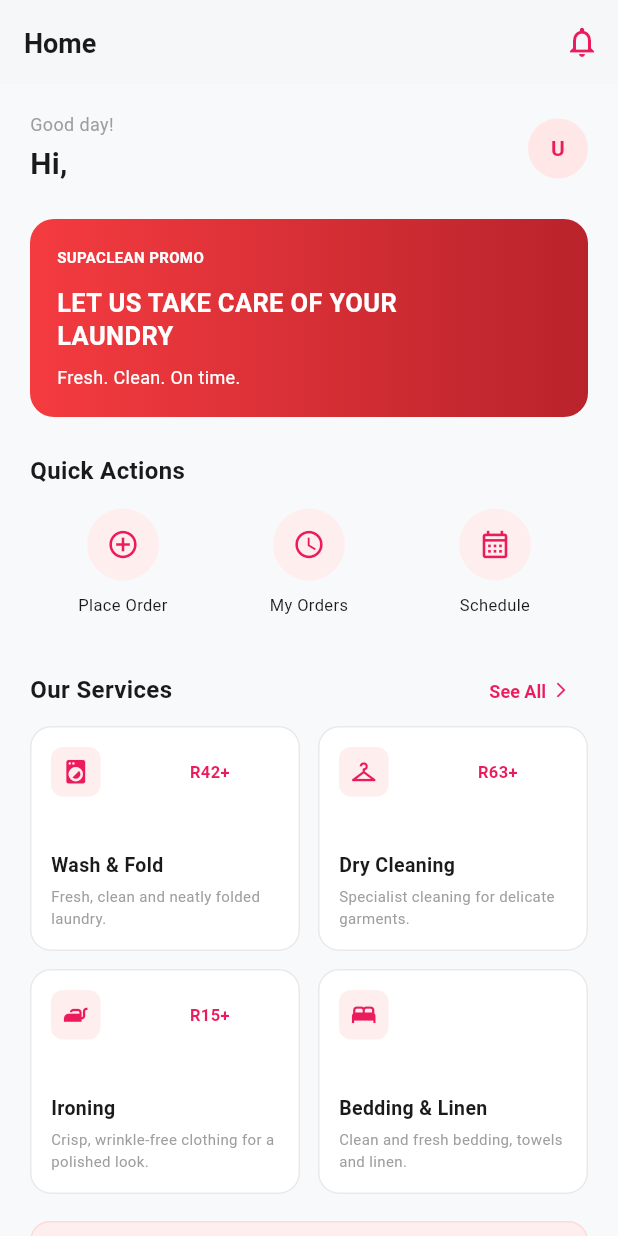
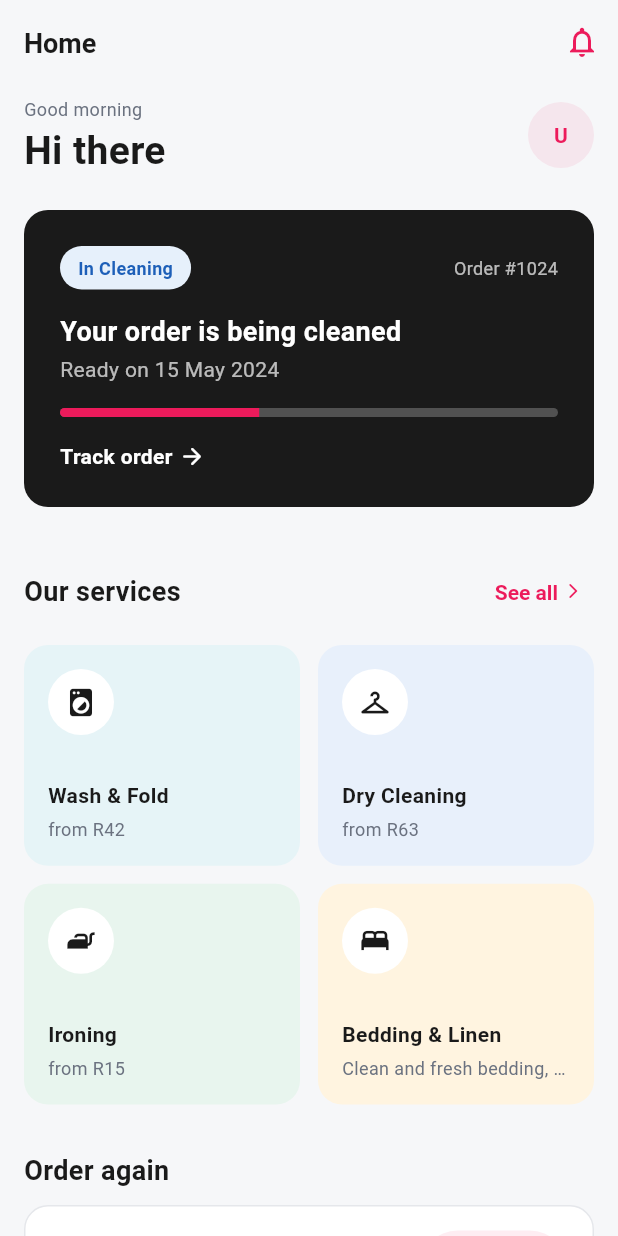
Before and after one commit to Rethabile053/SupaClean, a Flutter app: the HomeScreen screen opened directly, on a phone screen of 412 x 824 dp. Run offline on Flutter 3.47's test engine with Material 3 defaults, Android fonts, the phone set to English and light mode, and no system bars; our stand-ins replace supabase_flutter; accounts and stored records are empty.

Commit message:
Revamp Home screen
- Greeting by time of day, then a live status card for the active order
  (or a single first pickup call to action for new users).
- Our services as colour-coded category cards, each opening its service.
- Order again card for the last completed order, and a smaller flat
  promo banner at the bottom.
- Remove the quick actions row; Orders and Schedule are in the bottom bar.
- Update tests for the new Home.

```diff
--- a/flutter/supaclean_app/lib/models/laundry_order.dart
+++ b/flutter/supaclean_app/lib/models/laundry_order.dart
@@ -20,6 +20,24 @@ class LaundryOrder {
   bool get isActive =>
       status != 'Completed' && status != 'Delivered' && status != 'Cancelled';
 
+  /// One-line summary for the live status card on Home.
+  String get headline {
+    switch (status) {
+      case 'Order Placed':
+        return 'Your order is confirmed';
+      case 'Picked Up':
+        return 'Your order has been picked up';
+      case 'In Cleaning':
+        return 'Your order is being cleaned';
+      case 'Ready for Collection':
+        return 'Your order is ready';
+      case 'Out for Delivery':
+        return 'Your order is on its way';
+      default:
+        return 'Order #$orderId is ${status.toLowerCase()}';
+    }
+  }
+
   factory LaundryOrder.fromJson(Map<String, dynamic> json) => LaundryOrder(
         orderId: json['orderId'] ?? '',
         service: json['service'] ?? '',
--- a/flutter/supaclean_app/lib/views/home_screen.dart
+++ b/flutter/supaclean_app/lib/views/home_screen.dart
@@ -1,34 +1,62 @@
-
 import 'package:flutter/material.dart';
 import 'package:provider/provider.dart';
 
+import '../core/app_theme.dart';
 import '../core/constants.dart';
+import '../models/laundry_order.dart';
+import '../models/sample_orders.dart';
 import '../viewmodels/auth_viewmodel.dart';
 import '../viewmodels/service_viewmodel.dart';
+import '../widgets/app_card.dart';
 import '../widgets/app_header.dart';
+import '../widgets/pressable.dart';
+import '../widgets/primary_button.dart';
+import '../widgets/section_header.dart';
+import '../widgets/service_category_card.dart';
+import '../widgets/status_badge.dart';
 import 'detailed_services_screen.dart';
 import 'main_shell.dart';
+import 'place_order_screen.dart';
 import 'services_screen.dart';
+import 'track_order_screen.dart';
 
 class HomeScreen extends StatelessWidget {
   const HomeScreen({super.key});
+
+  String _greeting() {
+    final hour = DateTime.now().hour;
+    if (hour < 12) return 'Good morning';
+    if (hour < 18) return 'Good afternoon';
+    return 'Good evening';
+  }
+
+  void _push(BuildContext context, Widget screen) {
+    Navigator.push(context, MaterialPageRoute(builder: (_) => screen));
+  }
 
   @override
   Widget build(BuildContext context) {
     final user = context.watch<AuthViewModel>().currentUser;
     final fullName = user?.fullName.trim() ?? '';
+    final firstName = fullName.split(' ').first;
 
-
-    final services = ServiceViewModel().services;
+    final categories = ServiceViewModel().services;
+    final activeOrders = sampleOrders.where((o) => o.isActive).toList()
+      ..sort((a, b) => a.dateCompletion.compareTo(b.dateCompletion));
+    final reorder = sampleOrders
+        .where((o) => !o.isActive && categories.any((c) => c.name == o.service))
+        .firstOrNull;
 
     return Scaffold(
-      backgroundColor: const Color(0xFFF8F9FB),
       appBar: const AppHeader(title: 'Home', showBack: false),
       body: SafeArea(
-        child: SingleChildScrollView(
-          padding: const EdgeInsets.fromLTRB(20, 18, 20, 16),
-          child: Column(
-            crossAxisAlignment: CrossAxisAlignment.start,
+        child: ListView(
+          padding: const EdgeInsets.fromLTRB(
+            AppSpace.s16,
+            AppSpace.s8,
+            AppSpace.s16,
+            AppSpace.s24,
+          ),
           children: [
             // Greeting and profile shortcut
             Row(
@@ -37,38 +65,32 @@ class HomeScreen extends StatelessWidget {
                   child: Column(
                     crossAxisAlignment: CrossAxisAlignment.start,
                     children: [
-                        const Text(
-                          'Good day!',
-                          style: TextStyle(
-                            fontSize: 12,
-                            color: Colors.grey,
-                          ),
-                        ),
-                        const SizedBox(height: 4),
+                      Text(_greeting(), style: AppText.caption),
+                      const SizedBox(height: AppSpace.s4),
                       Text(
-                          'Hi, $fullName ',
-                          style: const TextStyle(
-                            fontSize: 20,
-                            fontWeight: FontWeight.bold,
-                            color: AppColors.textDark,
-                          ),
+                        firstName.isEmpty ? 'Hi there' : 'Hi, $firstName',
+                        style: AppText.display,
                       ),
                     ],
                   ),
                 ),
-                  InkWell(
-                    borderRadius: BorderRadius.circular(30),
-                    onTap: () => MainShell.switchTab(context, MainShell.profileTab),
-                    child: CircleAvatar(
-                      radius: 20,
-                      backgroundColor: const Color(0xFFFFE7E7),
+                Pressable(
+                  onTap: () => MainShell.switchTab(
+                    context,
+                    MainShell.profileTab,
+                  ),
+                  child: Container(
+                    width: 44,
+                    height: 44,
+                    alignment: Alignment.center,
+                    decoration: const BoxDecoration(
+                      color: AppColors.primaryTint,
+                      shape: BoxShape.circle,
+                    ),
                     child: Text(
-                        fullName.isEmpty
-                            ? 'U'
-                            : fullName[0].toUpperCase(),
-                        style: const TextStyle(
+                      firstName.isEmpty ? 'U' : firstName[0].toUpperCase(),
+                      style: AppText.bodyStrong.copyWith(
                         color: AppColors.primary,
-                          fontWeight: FontWeight.bold,
                       ),
                     ),
                   ),
@@ -76,350 +98,259 @@ class HomeScreen extends StatelessWidget {
               ],
             ),
 
-              const SizedBox(height: 22),
+            const SizedBox(height: AppSpace.s24),
 
-              // Promotional banner
-              Container(
-                width: double.infinity,
-                padding: const EdgeInsets.all(18),
-                decoration: BoxDecoration(
-                  gradient: const LinearGradient(
-                    colors: [
-                      Color(0xFFF43B40),
-                      Color(0xFFB9232B),
-                    ],
-                  ),
-                  borderRadius: BorderRadius.circular(16),
-                ),
-                child: const Column(
-                  crossAxisAlignment: CrossAxisAlignment.start,
-                  children: [
-                    Text(
-                      'SUPACLEAN PROMO',
-                      style: TextStyle(
-                        color: Colors.white,
-                        fontSize: 10,
-                        fontWeight: FontWeight.w600,
-                      ),
-                    ),
-                    SizedBox(height: 12),
-                    Text(
-                      'LET US TAKE CARE OF YOUR\nLAUNDRY',
-                      style: TextStyle(
-                        color: Colors.white,
-                        fontSize: 17,
-                        fontWeight: FontWeight.bold,
-                        height: 1.3,
-                      ),
-                    ),
-                    SizedBox(height: 8),
-                    Text(
-                      'Fresh. Clean. On time.',
-                      style: TextStyle(
-                        color: Colors.white,
-                        fontSize: 12,
-                      ),
-                    ),
-                  ],
-                ),
+            // The most useful thing first: where is my order?
+            if (activeOrders.isNotEmpty)
+              _LiveOrderCard(
+                order: activeOrders.first,
+                onTap: () =>
+                    _push(context, TrackOrderScreen(order: activeOrders.first)),
+              )
+            else if (sampleOrders.isEmpty)
+              _FirstPickupCard(
+                onTap: () => _push(context, const ServicesScreen()),
               ),
 
-              const SizedBox(height: 24),
+            const SizedBox(height: AppSpace.s32),
 
-              // Quick actions
-              const Text(
-                'Quick Actions',
-                style: TextStyle(
-                  fontSize: 16,
-                  fontWeight: FontWeight.bold,
-                  color: AppColors.textDark,
+            SectionHeader(
+              title: 'Our services',
+              actionLabel: 'See all',
+              onAction: () => _push(context, const ServicesScreen()),
             ),
-              ),
-              const SizedBox(height: 14),
-
-              Row(
+            const SizedBox(height: AppSpace.s12),
+            GridView.count(
+              crossAxisCount: 2,
+              mainAxisSpacing: AppSpace.s12,
+              crossAxisSpacing: AppSpace.s12,
+              childAspectRatio: 1.25,
+              shrinkWrap: true,
+              physics: const NeverScrollableScrollPhysics(),
               children: [
-                  Expanded(
-                    child: _QuickAction(
-                      icon: Icons.add_circle_outline,
-                      label: 'Place Order',
-                      onTap: () {
-                        Navigator.push(
+                for (var i = 0; i < categories.length && i < 4; i++)
+                  ServiceCategoryCard(
+                    category: categories[i],
+                    tint: AppColors
+                        .categoryTints[i % AppColors.categoryTints.length],
+                    onTap: () => _push(
                       context,
-                          MaterialPageRoute(
-                            builder: (_) => const ServicesScreen(),
-                          ),
-                        );
-                      },
-                    ),
-                  ),
-                  Expanded(
-                    child: _QuickAction(
-                      icon: Icons.access_time,
-                      label: 'My Orders',
-                      onTap: () => MainShell.switchTab(context, MainShell.ordersTab),
-                    ),
-                  ),
-                  Expanded(
-                    child: _QuickAction(
-                      icon: Icons.calendar_month_outlined,
-                      label: 'Schedule',
-                      onTap: () => MainShell.switchTab(context, MainShell.scheduleTab),
+                      DetailedServicesScreen(category: categories[i].name),
                     ),
                   ),
               ],
             ),
 
-              const SizedBox(height: 25),
-
-              // Services heading
-              Row(
-                mainAxisAlignment: MainAxisAlignment.spaceBetween,
-                children: [
-                  const Text(
-                    'Our Services',
-                    style: TextStyle(
-                      fontSize: 16,
-                      fontWeight: FontWeight.bold,
-                      color: AppColors.textDark,
+            if (reorder != null) ...[
+              const SizedBox(height: AppSpace.s32),
+              const SectionHeader(title: 'Order again'),
+              const SizedBox(height: AppSpace.s12),
+              _ReorderCard(
+                order: reorder,
+                icon: categories
+                    .firstWhere((c) => c.name == reorder.service)
+                    .icon,
+                onTap: () => _push(
+                  context,
+                  PlaceOrderScreen(category: reorder.service),
                 ),
               ),
+            ],
 
-TextButton(
-  onPressed: () {
-    Navigator.push(
-      context,
-      MaterialPageRoute(
-        builder: (_) => const ServicesScreen(),
-      ),
-    );
-  },
-  child: const Row(
-    mainAxisSize: MainAxisSize.min,
-    children: [
-      Text(
-        'See All',
-        style: TextStyle(
-          color: AppColors.primary,
-          fontSize: 12,
-        ),
-      ),
-      SizedBox(width: 4),
-      Icon(
-        Icons.arrow_forward_ios,
-        color: AppColors.primary,
-        size: 12,
-      ),
+            const SizedBox(height: AppSpace.s32),
+
+            const _PromoBanner(),
           ],
         ),
       ),
+    );
+  }
+}
 
-                ],
-              ),
+/// Live status of the order in progress. Dark so it is the first thing
+/// the eye lands on; the red progress bar is the screen's one key indicator.
+class _LiveOrderCard extends StatelessWidget {
+  final LaundryOrder order;
+  final VoidCallback onTap;
 
-              // Service cards
-              GridView.builder(
-                shrinkWrap: true,
-                physics: const NeverScrollableScrollPhysics(),
-                itemCount: services.length > 4 ? 4 : services.length,
-                gridDelegate:
-                    const SliverGridDelegateWithFixedCrossAxisCount(
-                  crossAxisCount: 2,
-                  crossAxisSpacing: 12,
-                  mainAxisSpacing: 12,
-                  childAspectRatio: 1.2,
-                ),
-                itemBuilder: (context, index) {
-                  final service = services[index];
+  const _LiveOrderCard({required this.order, required this.onTap});
 
-                  return InkWell(
-                    borderRadius: BorderRadius.circular(14),
-                    onTap: () {
-                      Navigator.push(
-                        context,
-                        MaterialPageRoute(
-                          builder: (_) => DetailedServicesScreen(
-                            category: service.name,
-                          ),
-                        ),
-                      );
-                    },
+  @override
+  Widget build(BuildContext context) {
+    return Pressable(
+      onTap: onTap,
       child: Container(
-                      padding: const EdgeInsets.all(13),
+        padding: const EdgeInsets.all(AppSpace.s24),
         decoration: BoxDecoration(
-                        color: Colors.white,
-                        borderRadius: BorderRadius.circular(14),
-                        border: Border.all(
-                          color: const Color(0xFFE9E9E9),
-                        ),
+          color: AppColors.textDark,
+          borderRadius: BorderRadius.circular(AppRadius.card),
         ),
         child: Column(
           crossAxisAlignment: CrossAxisAlignment.start,
           children: [
             Row(
               children: [
-                              Container(
-                                padding: const EdgeInsets.all(7),
-                                decoration: BoxDecoration(
-                                  color: const Color(0xFFFFEEEE),
-                                  borderRadius: BorderRadius.circular(8),
-                                ),
-                                child: Icon(
-                                  service.icon,
-                                  color: AppColors.primary,
-                                  size: 19,
-                                ),
-                              ),
+                StatusBadge.order(order.status),
                 const Spacer(),
-                              if (service.startingPrice != null)
-                                Flexible(
-                                  child: Text(
-                                    'R${service.startingPrice!.toStringAsFixed(0)}+',
-                                    overflow: TextOverflow.ellipsis,
-                                    style: const TextStyle(
-                                      color: AppColors.primary,
-                                      fontSize: 11,
-                                      fontWeight: FontWeight.w600,
-                                    ),
+                Text(
+                  'Order #${order.orderId}',
+                  style: AppText.figures(
+                    AppText.caption.copyWith(color: Colors.white70),
                   ),
                 ),
               ],
             ),
-                          const Spacer(),
+            const SizedBox(height: AppSpace.s16),
             Text(
-                            service.name,
-                            maxLines: 1,
-                            overflow: TextOverflow.ellipsis,
-                            style: const TextStyle(
-                              fontSize: 13,
-                              fontWeight: FontWeight.bold,
-                              color: AppColors.textDark,
+              order.headline,
+              style: AppText.title.copyWith(color: Colors.white),
+            ),
+            const SizedBox(height: AppSpace.s4),
+            Text(
+              order.date,
+              style: AppText.figures(
+                AppText.body.copyWith(color: Colors.white70),
               ),
             ),
-                          const SizedBox(height: 4),
+            const SizedBox(height: AppSpace.s16),
+            ClipRRect(
+              borderRadius: BorderRadius.circular(AppRadius.pill),
+              child: LinearProgressIndicator(
+                value: (order.currentStep / 5).clamp(0.0, 1.0),
+                minHeight: 6,
+                backgroundColor: Colors.white24,
+                valueColor: const AlwaysStoppedAnimation<Color>(
+                  AppColors.primary,
+                ),
+              ),
+            ),
+            const SizedBox(height: AppSpace.s16),
+            Row(
+              children: [
                 Text(
-                            service.description,
-                            maxLines: 2,
-                            overflow: TextOverflow.ellipsis,
-                            style: const TextStyle(
-                              fontSize: 10,
-                              color: Colors.grey,
+                  'Track order',
+                  style: AppText.bodyStrong.copyWith(color: Colors.white),
                 ),
+                const SizedBox(width: AppSpace.s4),
+                const Icon(
+                  Icons.arrow_forward_rounded,
+                  size: 18,
+                  color: Colors.white,
                 ),
               ],
             ),
-                    ),
-                  );
-                },
-              ),
-
-              const SizedBox(height: 18),
-
-              // Pickup and delivery information
-              InkWell(
-                onTap: () {
-                  Navigator.push(
-                    context,
-                    MaterialPageRoute(
-                      builder: (_) => const ServicesScreen(),
-                    ),
-                  );
-                },
-                borderRadius: BorderRadius.circular(13),
-                child: Container(
-                  padding: const EdgeInsets.all(15),
-                  decoration: BoxDecoration(
-                    color: const Color(0xFFFFEEEE),
-                    borderRadius: BorderRadius.circular(13),
-                    border: Border.all(
-                      color: const Color(0xFFFFD8DA),
-                    ),
-                  ),
-                  child: const Row(
-                    children: [
-                      Icon(
-                        Icons.local_shipping_outlined,
-                        color: AppColors.primary,
-                        size: 25,
-                      ),
-                      SizedBox(width: 12),
-                      Expanded(
-                        child: Column(
-                          crossAxisAlignment: CrossAxisAlignment.start,
-                          children: [
-                            Text(
-                              'PICKUP & DELIVERY',
-                              style: TextStyle(
-                                color: AppColors.primary,
-                                fontWeight: FontWeight.bold,
-                                fontSize: 12,
-                              ),
-                            ),
-                            SizedBox(height: 4),
-                            Text(
-                              'Choose your preferred option when placing an order.',
-                              style: TextStyle(
-                                color: AppColors.textDark,
-                                fontSize: 11,
-                              ),
-                            ),
           ],
-                        ),
-                      ),
-                      Icon(
-                        Icons.chevron_right,
-                        color: AppColors.primary,
-                      ),
-                    ],
-                  ),
-                ),
-              ),
-            ],
-          ),
         ),
       ),
     );
   }
 }
 
-class _QuickAction extends StatelessWidget {
-  final IconData icon;
-  final String label;
+/// Shown instead of the live card when the user has no orders yet.
+class _FirstPickupCard extends StatelessWidget {
   final VoidCallback onTap;
 
-  const _QuickAction({
+  const _FirstPickupCard({required this.onTap});
+
+  @override
+  Widget build(BuildContext context) {
+    return AppCard(
+      padding: const EdgeInsets.all(AppSpace.s24),
+      child: Column(
+        crossAxisAlignment: CrossAxisAlignment.start,
+        children: [
+          const Text('Welcome to SupaClean', style: AppText.title),
+          const SizedBox(height: AppSpace.s8),
+          const Text(
+            'We pick up, clean and deliver to you, right here in '
+            'Bloemfontein.',
+            style: AppText.body,
+          ),
+          const SizedBox(height: AppSpace.s24),
+          PrimaryButton(text: 'Schedule your first pickup', onPressed: onTap),
+        ],
+      ),
+    );
+  }
+}
+
+class _ReorderCard extends StatelessWidget {
+  final LaundryOrder order;
+  final IconData icon;
+  final VoidCallback onTap;
+
+  const _ReorderCard({
+    required this.order,
     required this.icon,
-    required this.label,
     required this.onTap,
   });
 
   @override
   Widget build(BuildContext context) {
-    return InkWell(
+    return AppCard(
       onTap: onTap,
-      borderRadius: BorderRadius.circular(12),
-      child: Column(
+      child: Row(
         children: [
           Container(
-            width: 48,
-            height: 48,
+            width: 44,
+            height: 44,
             decoration: const BoxDecoration(
-              color: Color(0xFFFFEEEE),
+              color: AppColors.canvas,
               shape: BoxShape.circle,
             ),
-            child: Icon(
-              icon,
-              color: AppColors.primary,
-              size: 22,
+            child: Icon(icon, size: 22, color: AppColors.textDark),
+          ),
+          const SizedBox(width: AppSpace.s12),
+          Expanded(
+            child: Column(
+              crossAxisAlignment: CrossAxisAlignment.start,
+              children: [
+                Text(order.service, style: AppText.bodyStrong),
+                const SizedBox(height: 2),
+                Text(order.date, style: AppText.figures(AppText.caption)),
+              ],
             ),
           ),
-          const SizedBox(height: 8),
+          PrimaryButton(
+            text: 'Reorder',
+            onPressed: onTap,
+            variant: ButtonVariant.secondary,
+            expand: false,
+          ),
+        ],
+      ),
+    );
+  }
+}
+
+/// Small and flat, below the things people came to do.
+class _PromoBanner extends StatelessWidget {
+  const _PromoBanner();
+
+  @override
+  Widget build(BuildContext context) {
+    return Container(
+      padding: const EdgeInsets.all(AppSpace.s16),
+      decoration: BoxDecoration(
+        color: AppColors.primarySoft,
+        borderRadius: BorderRadius.circular(AppRadius.card),
+        border: Border.all(color: AppColors.primaryTint),
+      ),
+      child: const Row(
+        children: [
+          Icon(Icons.local_laundry_service_outlined, color: AppColors.primary),
+          SizedBox(width: AppSpace.s12),
+          Expanded(
+            child: Column(
+              crossAxisAlignment: CrossAxisAlignment.start,
+              children: [
                 Text(
-            label,
-            textAlign: TextAlign.center,
-            style: const TextStyle(
-              fontSize: 11,
-              color: AppColors.textDark,
+                  'Let us take care of your laundry',
+                  style: AppText.bodyStrong,
+                ),
+                SizedBox(height: 2),
+                Text('Fresh. Clean. On time.', style: AppText.caption),
+              ],
             ),
           ),
         ],
```
Also changed, not shown: 1 other file. Lines whose indentation alone changed are shown as unchanged.
